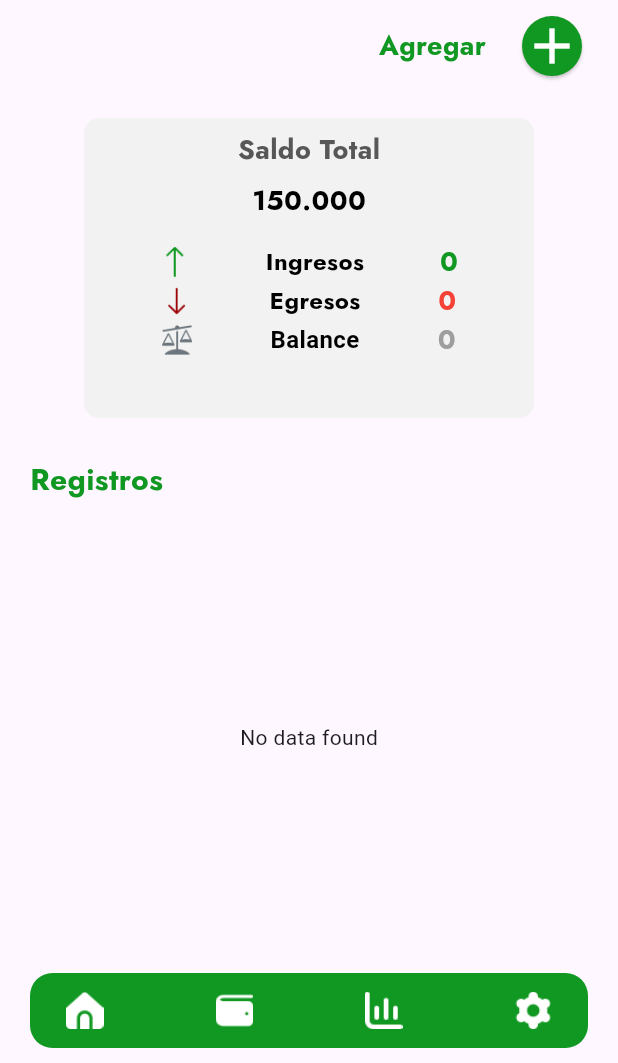
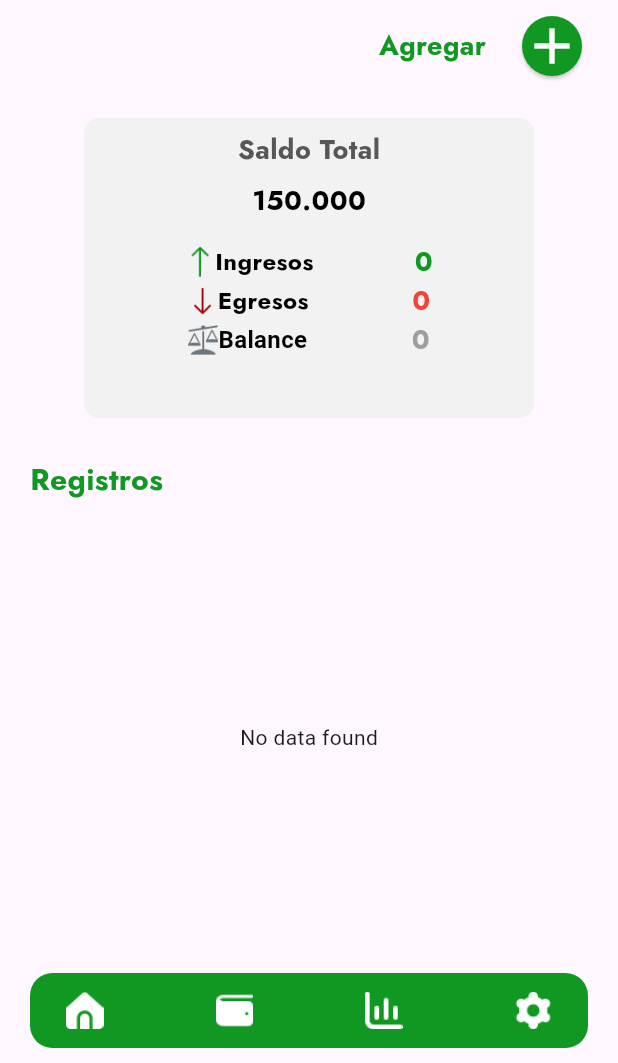
Before and after one commit to DPooL2004/GetFunds, a Flutter app: the home screen opened directly, on a phone screen of 412 x 824 dp, the part 173-1236 px from its top. Run offline on Flutter 3.47's test engine with Material 3 defaults, Android fonts, the phone set to English and light mode, and no system bars; our stand-ins replace animated_splash_screen, cloud_firestore, firebase_auth, firebase_core, firebase_storage, fluttertoast and 2 more; accounts and stored records are empty; project files that could hold a hidden picture were left out.

Commit message:
Modifico Diseño de Home

```diff
--- a/lib/registros.dart
+++ b/lib/registros.dart
@@ -3,12 +3,12 @@ import 'package:cloud_firestore/cloud_firestore.dart';
 import 'package:getfunds/colores.dart';
 import 'package:intl/intl.dart';
 
-class MyHomePage extends StatefulWidget {
+class RegistrosHome extends StatefulWidget {
   @override
-  _MyHomePageState createState() => _MyHomePageState();
+  _RegistrosHomeState createState() => _RegistrosHomeState();
 }
 
-class _MyHomePageState extends State<MyHomePage> {
+class _RegistrosHomeState extends State<RegistrosHome> {
   late Future<QuerySnapshot> _futureData;
 
 
--- a/lib/vistas/home.dart
+++ b/lib/vistas/home.dart
@@ -2,7 +2,6 @@ import 'package:cloud_firestore/cloud_firestore.dart';
 import 'package:flutter/material.dart';
 import 'package:getfunds/colores.dart';
 import 'package:getfunds/componentes/modal_Home.dart';
-import 'package:getfunds/conexion.dart';
 import 'package:getfunds/registros.dart';
 import 'package:getfunds/vistas/ahorro.dart';
 
@@ -156,6 +155,9 @@ class _HomeState extends State<home> {
                       mainAxisAlignment: MainAxisAlignment.spaceEvenly,
                       children: [
                         Container(
+                          child: Row(
+                            children: [
+                              Container(
                                 width: 20,
                                 height: 20,
                                 decoration: BoxDecoration(
@@ -173,8 +175,10 @@ class _HomeState extends State<home> {
                                       fontFamily: 'Jost'
                                   ),),
                               ),
+                            ],
+                          ),
+                        ),
                         Container(
-
                           child: Text('$totalIngresos',
                             style: TextStyle(
                                 color: colorPrincipal,
@@ -191,6 +195,9 @@ class _HomeState extends State<home> {
                       mainAxisAlignment: MainAxisAlignment.spaceEvenly,
                       children: [
                         Container(
+                          child: Row(
+                            children: [
+                              Container(
                                 width: 20,
                                 height: 20,
                                 decoration: BoxDecoration(
@@ -200,7 +207,6 @@ class _HomeState extends State<home> {
                                 ),
                               ),
                               Container(
-
                                 child: Text('Egresos',
                                   style: TextStyle(
                                       color: Colors.black,
@@ -209,6 +215,10 @@ class _HomeState extends State<home> {
                                       fontFamily: 'Jost'
                                   ),),
                               ),
+                            ],
+                          ),
+                        ),
+
                         Container(
                           child: Text('$totalEgresos',
                             style: TextStyle(
@@ -226,7 +236,9 @@ class _HomeState extends State<home> {
                       mainAxisAlignment: MainAxisAlignment.spaceEvenly,
                       children: [
                         Container(
-
+                          child: Row(
+                            children: [
+                              Container(
                                 width: 20,
                                 height: 20,
                                 decoration: BoxDecoration(
@@ -236,7 +248,6 @@ class _HomeState extends State<home> {
                                 ),
                               ),
                               Container(
-
                                 child: Text('Balance',
                                   style: TextStyle(
                                       color: Colors.black,
@@ -244,6 +255,10 @@ class _HomeState extends State<home> {
                                       fontSize: 16
                                   ),),
                               ),
+                            ],
+                          ),
+                        ),
+
                         Container(
 
                           child: Text('${totalIngresos - totalEgresos}',
@@ -278,7 +293,7 @@ class _HomeState extends State<home> {
             /*Se trae desde BD los registros en registros.dart*/
             Container(
               height: 300,
-              child: MyHomePage(),
+              child: RegistrosHome(),
             ),
             Container(
               padding: EdgeInsets.only(top: 0, bottom: 10, left: 20, right: 20),
```
Lines whose indentation alone changed are shown as unchanged.
